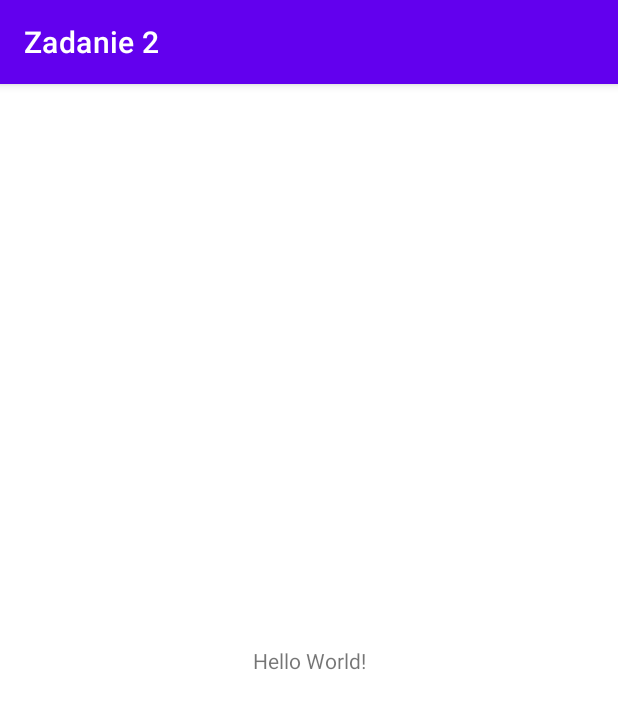
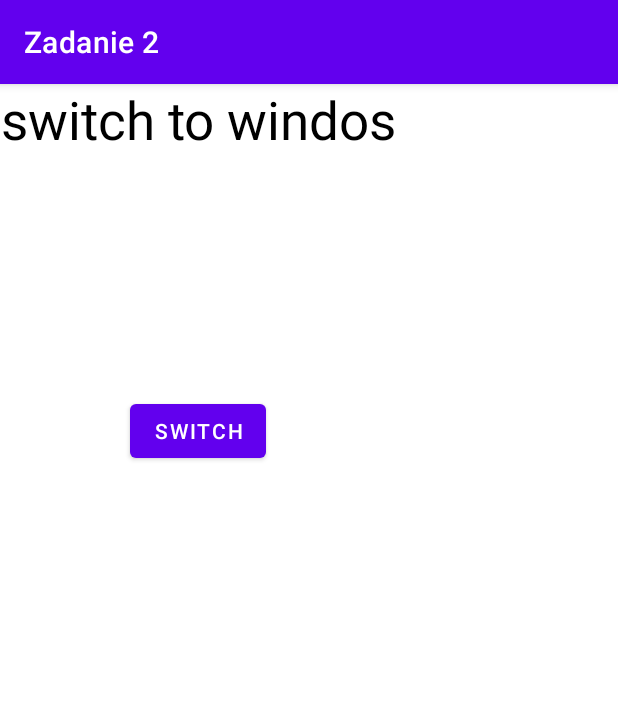
Before and after one commit to ron501/exercise, an Android app: the screen it shows after launch (MainActivity), on a phone screen of 412 x 824 dp. Shown: the top 709 px of the screen. Run offline under Robolectric (Android 15) with nearby library versions, the phone set to English and light mode, and no system bars.

```diff
--- /dev/null
+++ b/app/src/main/java/com/mifen/zadanie2/FirstFragment.kt
@@ -0,0 +1,23 @@
+package com.mifen.zadanie2
+
+import android.os.Bundle
+import androidx.fragment.app.Fragment
+import android.view.LayoutInflater
+import android.view.View
+import android.view.ViewGroup
+import android.widget.Button
+
+class FirstFragment : Fragment(R.layout.fragment_first) {
+    override fun onViewCreated(view: View, savedInstanceState: Bundle?) {
+            super.onViewCreated(view, savedInstanceState)
+        val button = view.findViewById<Button>(R.id.switchButton)
+        button.setOnClickListener {
+            (requireActivity() as MainActivity).switchToSecondFragment()
+        }
+        }
+         companion object {
+              @JvmStatic
+        fun newInstance()=
+            FirstFragment()
+    }
+}
--- a/app/src/main/java/com/mifen/zadanie2/MainActivity.kt
+++ b/app/src/main/java/com/mifen/zadanie2/MainActivity.kt
@@ -4,8 +4,27 @@ import androidx.appcompat.app.AppCompatActivity
 import android.os.Bundle
 
 class MainActivity : AppCompatActivity() {
+    lateinit var firstFragment: FirstFragment
+    lateinit var secondFragment: SecondFragment
+
     override fun onCreate(savedInstanceState: Bundle?) {
         super.onCreate(savedInstanceState)
         setContentView(R.layout.activity_main)
+        firstFragment = FirstFragment.newInstance()
+        secondFragment = SecondFragment()
+    }
+
+    fun switchToFirstFragment(){
+        supportFragmentManager
+            .beginTransaction()
+            .replace(R.id.container, firstFragment)
+            .commit()
+
+        }
+    fun switchToSecondFragment(){
+        supportFragmentManager
+            .beginTransaction()
+            .replace(R.id.container, secondFragment)
+            .commit()
     }
 }
--- /dev/null
+++ b/app/src/main/java/com/mifen/zadanie2/SecondFragment.kt
@@ -0,0 +1,21 @@
+package com.mifen.zadanie2
+
+import android.os.Bundle
+import android.view.View
+import android.widget.Button
+import androidx.fragment.app.Fragment
+
+class SecondFragment : Fragment(R.layout.fragment_second) {
+    override fun onViewCreated(view: View, savedInstanceState: Bundle?) {
+        super.onViewCreated(view, savedInstanceState)
+        val button = view.findViewById<Button>(R.id.switchToFirstButton)
+        button.setOnClickListener {
+            (requireActivity() as MainActivity).switchToFirstFragment()
+        }
+    }
+    companion object {
+        @JvmStatic
+        fun newInstance() =
+            SecondFragment()
+    }
+}
--- a/app/src/main/res/layout/activity_main.xml
+++ b/app/src/main/res/layout/activity_main.xml
@@ -6,13 +6,11 @@
     android:layout_height="match_parent"
     tools:context=".MainActivity">
 
-    <TextView
-        android:layout_width="wrap_content"
-        android:layout_height="wrap_content"
-        android:text="Hello World!"
-        app:layout_constraintBottom_toBottomOf="parent"
-        app:layout_constraintEnd_toEndOf="parent"
-        app:layout_constraintStart_toStartOf="parent"
-        app:layout_constraintTop_toTopOf="parent" />
+ <androidx.fragment.app.FragmentContainerView
+     android:id="@+id/container"
+     android:layout_width="wrap_content"
+     android:layout_height="wrap_content"
+     android:name="com.mifen.zadanie2.FirstFragment"
+     tools:ignore="MissingConstraints" />
 
 </androidx.constraintlayout.widget.ConstraintLayout>
--- /dev/null
+++ b/app/src/main/res/layout/fragment_first.xml
@@ -0,0 +1,35 @@
+<?xml version="1.0" encoding="utf-8"?>
+<androidx.constraintlayout.widget.ConstraintLayout xmlns:android="http://schemas.android.com/apk/res/android"
+    xmlns:app="http://schemas.android.com/apk/res-auto"
+    xmlns:tools="http://schemas.android.com/tools"
+    android:layout_width="match_parent"
+    android:layout_height="match_parent"
+    tools:context=".FirstFragment">
+
+    <TextView
+        android:id="@+id/textView"
+        android:layout_width="match_parent"
+        android:layout_height="wrap_content"
+        android:text="switch to windos"
+        android:textAlignment="center"
+        android:textColor="@color/black"
+        android:textSize="35sp"
+        app:layout_constraintEnd_toEndOf="parent"
+        app:layout_constraintStart_toStartOf="parent"
+        app:layout_constraintTop_toTopOf="parent" />
+
+    <Button
+        android:id="@+id/switchButton"
+        android:layout_width="wrap_content"
+        android:layout_height="wrap_content"
+        android:layout_marginTop="160dp"
+        android:text="switch"
+        app:layout_constraintBottom_toBottomOf="parent"
+        app:layout_constraintEnd_toEndOf="parent"
+        app:layout_constraintHorizontal_bias="0.5"
+        app:layout_constraintStart_toStartOf="parent"
+        app:layout_constraintTop_toBottomOf="@+id/textView"
+        app:layout_constraintVertical_bias="0.5" />
+
+
+</androidx.constraintlayout.widget.ConstraintLayout>
--- a/app/src/main/res/values/strings.xml
+++ b/app/src/main/res/values/strings.xml
@@ -1,3 +1,5 @@
 <resources>
     <string name="app_name">Zadanie 2</string>
+    <!-- TODO: Remove or change this placeholder text -->
+    <string name="hello_blank_fragment">Hello blank fragment</string>
 </resources>
```
Also changed, not shown: app/src/main/res/layout/fragment_second.xml (added, +32 -0 lines), gradle.properties (added, +23 -0 lines).
